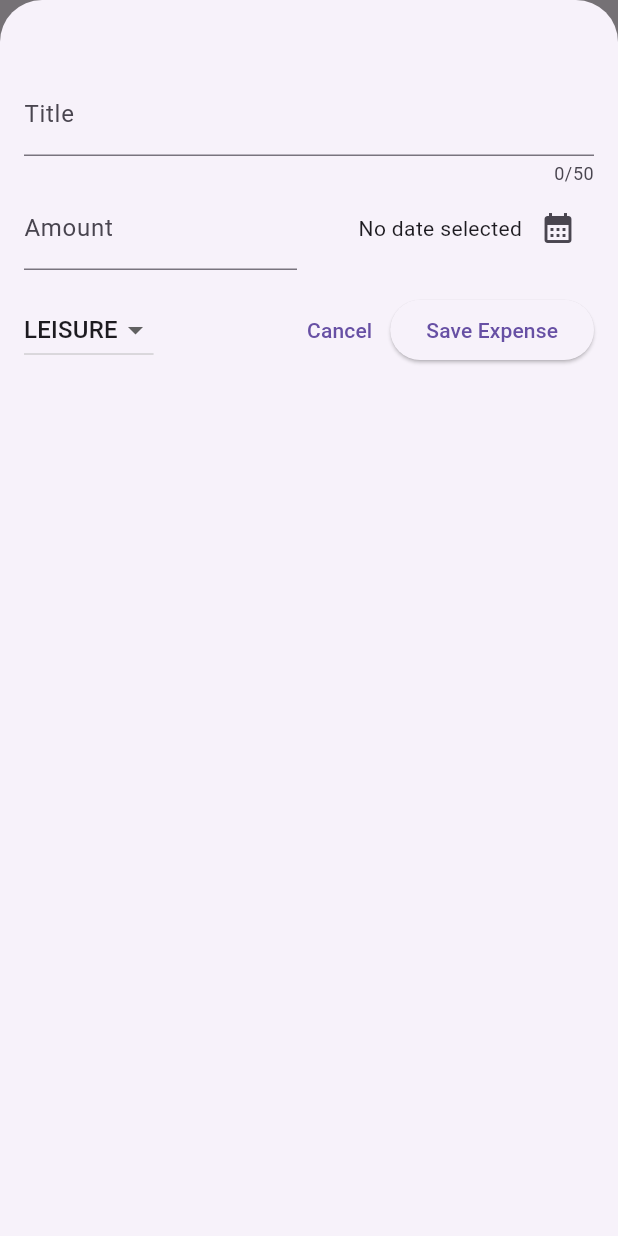
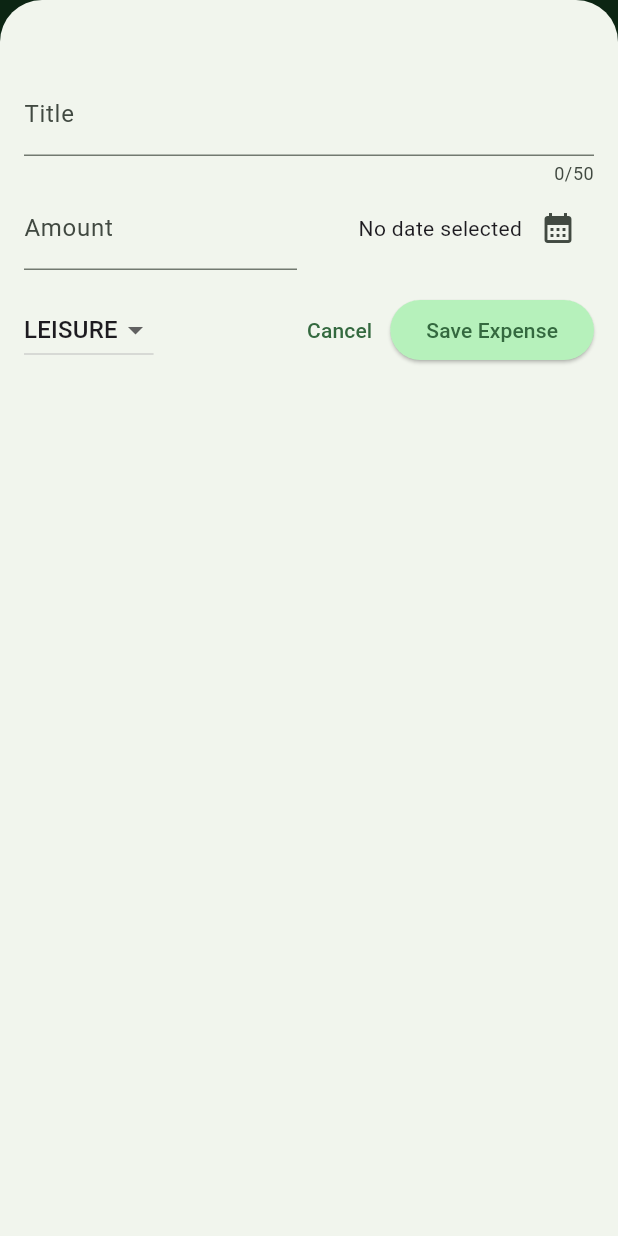
Before and after one commit to Leningram/dart_expenses_app, a Flutter app: the screen it shows after launch, after a tap on the "add" icon, on a phone screen of 412 x 824 dp. Run offline on Flutter 3.47's test engine with Material 3 defaults, Android fonts, the phone set to English and light mode, and no system bars.

Commit message:
theme added

```diff
--- a/lib/main.dart
+++ b/lib/main.dart
@@ -2,10 +2,33 @@ import 'package:flutter/material.dart';
 
 import 'package:expense_tracker/expenses.dart';
 
+var kColorScheme =
+    ColorScheme.fromSeed(seedColor: const Color.fromARGB(255, 71, 160, 93));
+
 void main() {
   runApp(
-    const MaterialApp(
-      home: Expenses()
-    ),
+    MaterialApp(
+        theme: ThemeData().copyWith(
+            colorScheme: kColorScheme,
+            appBarTheme: const AppBarTheme().copyWith(
+              backgroundColor: kColorScheme.onPrimaryContainer,
+              foregroundColor: kColorScheme.primaryContainer,
+            ),
+            cardTheme: CardTheme(
+              color: kColorScheme.secondaryContainer,
+              margin: const EdgeInsets.symmetric(horizontal: 16, vertical: 8),
+            ),
+            elevatedButtonTheme: ElevatedButtonThemeData(
+              style: ElevatedButton.styleFrom(
+                backgroundColor: kColorScheme.primaryContainer,
+              ),
+            ),
+            textTheme: ThemeData().textTheme.copyWith(
+                    titleLarge: TextStyle(
+                  fontWeight: FontWeight.normal,
+                  color: kColorScheme.onSecondaryContainer,
+                  fontSize: 14,
+                ))),
+        home: const Expenses()),
   );
 }
```
